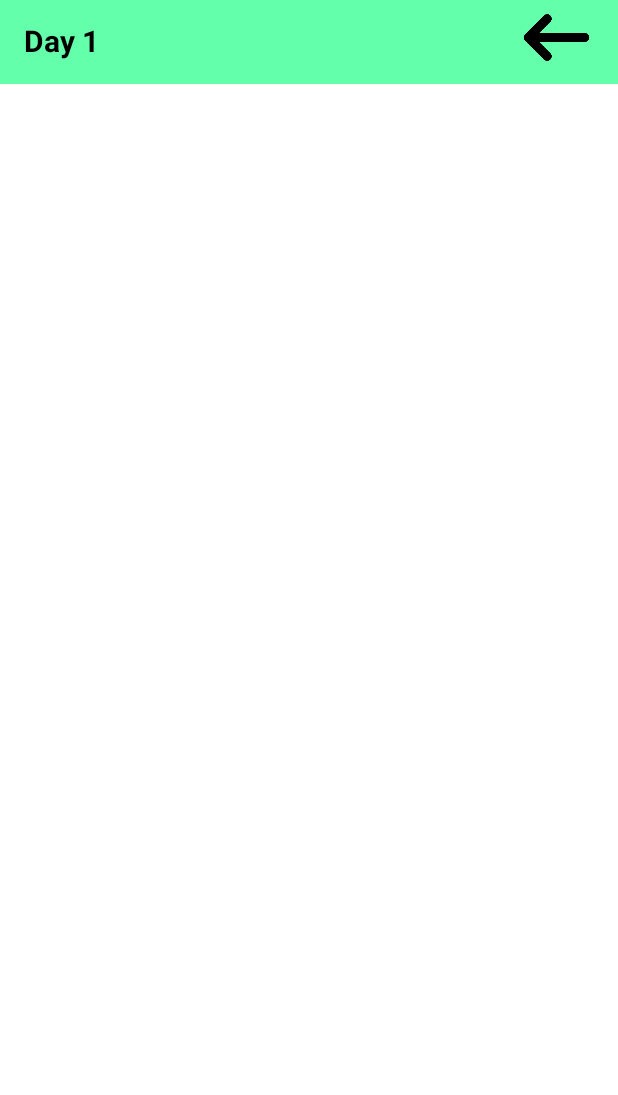
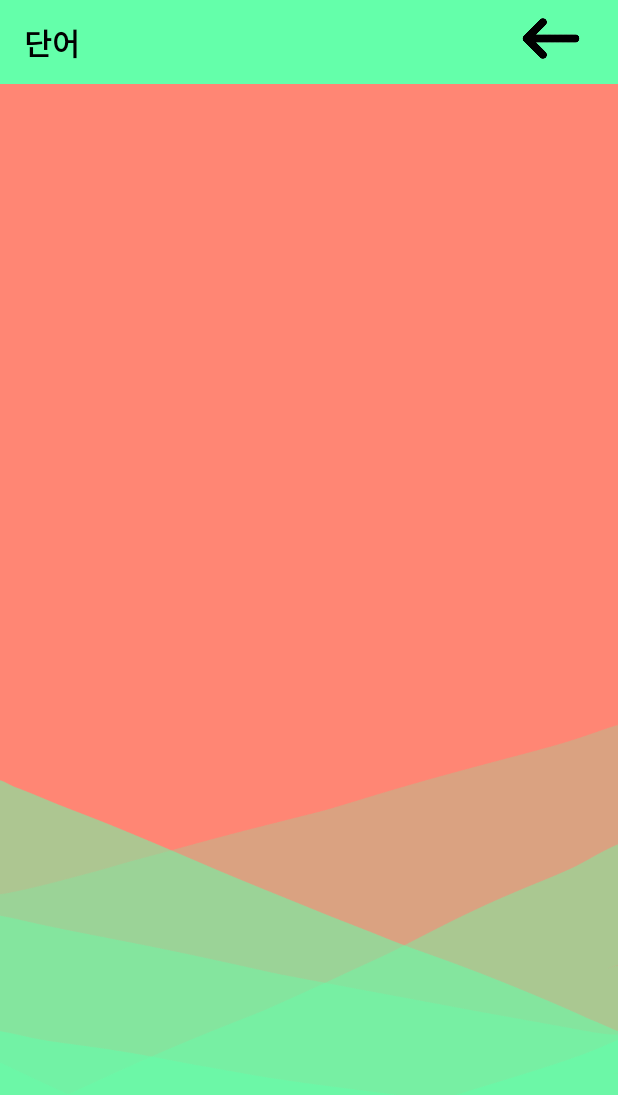
Before and after one commit to ImGaram/JavaProject, an Android app: the layout activity_vocabulary.xml on its own in the app's theme, with its tools: preview values and no code run, on a phone screen of 412 x 824 dp. Shown: the top 1095 px of the screen. Run offline under Robolectric (Android 15) with nearby library versions, the phone set to English and light mode, and no system bars.

Commit message:
단어 recyclerview 완성

```diff
--- a/app/src/main/java/com/example/word/recyclerview/wordAdapter.kt
+++ b/app/src/main/java/com/example/word/recyclerview/wordAdapter.kt
@@ -14,17 +14,11 @@ import com.example.word.wordRecyclerview.vocabularyActivity
 
 // 단어 탭의 프라그먼트 리사이클러뷰
 class wordAdapter(val adapterList: ArrayList<WordItems>) : RecyclerView.Adapter<wordAdapter.CustomViewHolder>(){   // worditems 의 아이템들을 arraylist화, recyclerview의 adapter 상속
-    private var callbackListener: ClickCallbackListener? = null
     // xml 화면을 연결하는 곳
     override fun onCreateViewHolder(parent: ViewGroup, viewType: Int): wordAdapter.CustomViewHolder {
         // activity_recycler_view 을 가져와 어댑터에 붙임
         val view = LayoutInflater.from(parent.context).inflate(R.layout.activity_recycler_view, parent, false)  // context : activity의 모든 정보
         return CustomViewHolder(view)
-    }
-
-    //메인액티비티에서 전달 받은 콜백메서드를 set 하는 메서드
-    fun setCallbackListener(callbackListener: ClickCallbackListener?) {
-        this.callbackListener = callbackListener
     }
 
     // onCreateViewHolder 을 사용
--- a/app/src/main/java/com/example/word/wordRecyclerview/vocabularyAdapter.kt
+++ b/app/src/main/java/com/example/word/wordRecyclerview/vocabularyAdapter.kt
@@ -11,8 +11,7 @@ import com.example.word.R
 class vocabularyAdapter(val vocaList : ArrayList<vocabularyItems>):
     RecyclerView.Adapter<vocabularyAdapter.VocaViewHolder>() {
 
-    private var callbackListener: ClickCallbackListener? = null
-
+    val callbackListener : ClickCallBackListener? = null
 //    val callbackListener = ClickCallbackListener { pos ->
 //        val intent = Intent(holder.itemView.context, vocabularyActivity::class.java).putExtra("data",pos)
 //        ContextCompat.startActivity(holder.itemView.context, intent, null)
@@ -30,7 +29,6 @@ class vocabularyAdapter(val vocaList : ArrayList<vocabularyItems>):
         holder.number.text = vocaList.get(position).number.toString()
         holder.word.text = vocaList.get(position).word
         holder.mean.text = vocaList.get(position).mean
-        holder.value.text = vocaList.get(position).value
     }
 
     override fun getItemCount(): Int {
@@ -41,6 +39,5 @@ class vocabularyAdapter(val vocaList : ArrayList<vocabularyItems>):
         val number = itemView.findViewById<TextView>(R.id.voca_number)
         val word = itemView.findViewById<TextView>(R.id.voca_word)
         val mean = itemView.findViewById<TextView>(R.id.voca_mean)
-        val value = itemView.findViewById<TextView>(R.id.voca_value)
     }
 }
--- a/app/src/main/java/com/example/word/wordRecyclerview/vocabularyItems.kt
+++ b/app/src/main/java/com/example/word/wordRecyclerview/vocabularyItems.kt
@@ -3,6 +3,5 @@ package com.example.word.wordRecyclerview
 data class vocabularyItems (
     val number : Int,
     val word : String,
-    val mean : String,
-    val value : String,
+    val mean : String
 )
--- a/app/src/main/res/layout/activity_fragment4.xml
+++ b/app/src/main/res/layout/activity_fragment4.xml
@@ -5,7 +5,6 @@
     xmlns:tools="http://schemas.android.com/tools"
     android:layout_width="match_parent"
     android:layout_height="match_parent"
-    android:background="@color/main_dahong"
     tools:context=".fragment.Fragment4">
 
     <androidx.constraintlayout.widget.ConstraintLayout
--- a/app/src/main/res/layout/activity_vocabulary.xml
+++ b/app/src/main/res/layout/activity_vocabulary.xml
@@ -5,6 +5,7 @@
     xmlns:tools="http://schemas.android.com/tools"
     android:layout_width="match_parent"
     android:layout_height="match_parent"
+    android:background="@drawable/mainbg"
     tools:context=".wordRecyclerview.vocabularyActivity">
 
     <RelativeLayout
@@ -23,17 +24,19 @@
             android:layout_alignParentTop="true"
             android:layout_marginStart="16dp"
             android:layout_marginTop="13dp"
-            android:text="Day 1"
+            android:text="단어"
             android:textColor="@color/black"
             android:textSize="20dp"
             android:textStyle="bold" />
 
         <ImageView
             android:id="@+id/back_img"
-            android:layout_width="50dp"
-            android:layout_height="50dp"
+            android:layout_width="45dp"
+            android:layout_height="43dp"
+            android:layout_alignParentTop="true"
             android:layout_alignParentEnd="true"
-            android:layout_marginEnd="16dp"
+            android:layout_marginTop="4dp"
+            android:layout_marginEnd="22dp"
             android:src="@drawable/back" />
     </RelativeLayout>
 
```
Also changed, not shown: app/src/main/java/com/example/word/wordRecyclerview/vocabularyActivity.kt (+9 -11 lines), app/src/main/res/layout/item_text.xml (deleted, +0 -20 lines), app/src/main/res/layout/voca_item.xml (+24 -19 lines).
